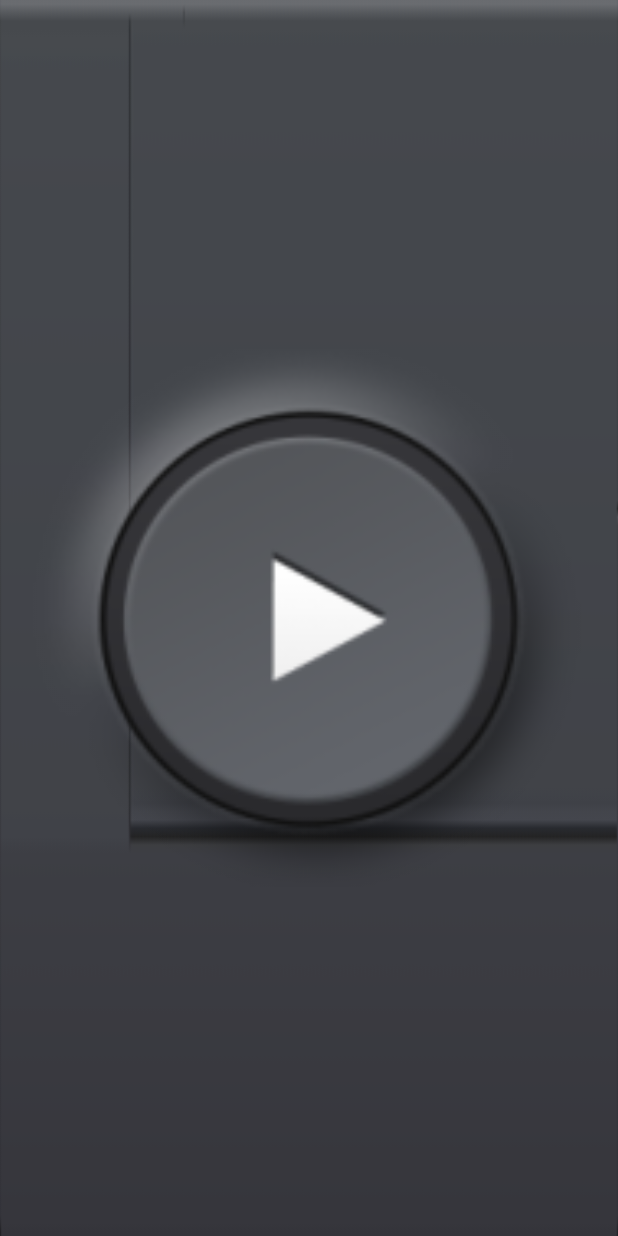
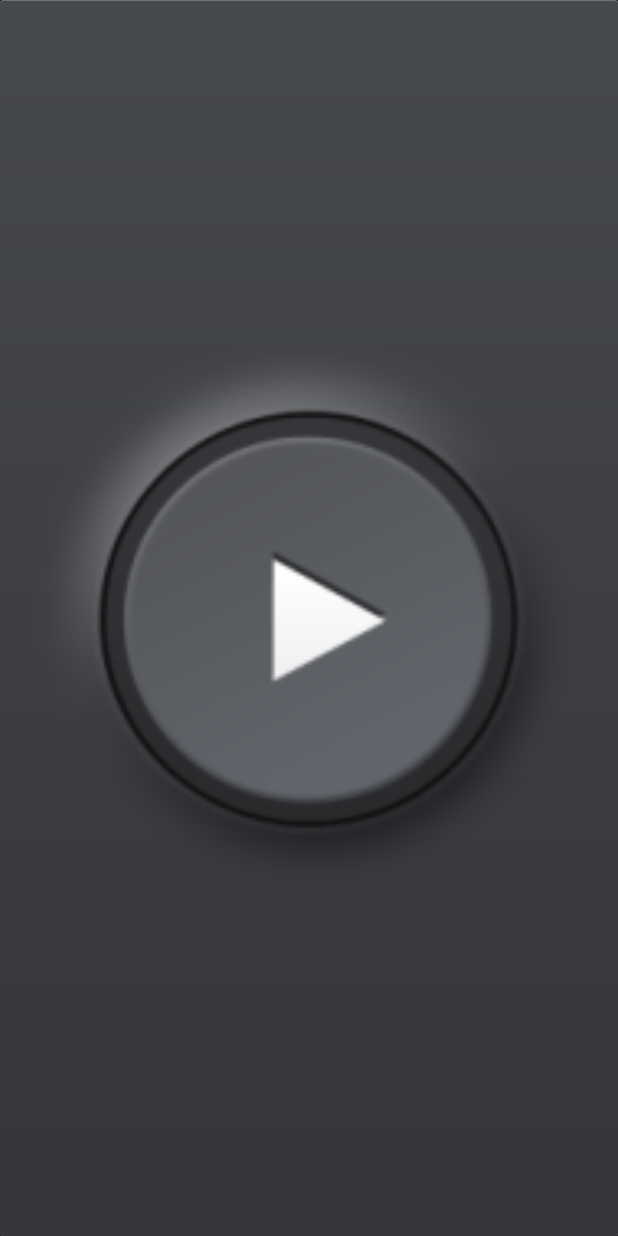
Before and after one commit to id0ntknowbr0/music-player-touchwiz, an Android app built with Jetpack Compose: the layout widget_play_pause.xml on its own in the app's theme, with its tools: preview values and no code run, on a phone screen of 412 x 824 dp. Run offline under Robolectric (Android 15) with nearby library versions, the phone set to English and light mode, and no system bars.

Commit message:
README: screenshots and the full feature list; plain background for new widgets
- Screenshots rendered off-device by ShowcaseScreens with a made-up demo
  library (invented songs and artists, generated cover art), saved in
  docs/screenshots.
- README lists the features added in 4.2.
- The 4x2 and 1x1 widgets use a plain version of the TouchWiz widget
  background; tw_w_bg has the 4x1 layout's dividers drawn into it.
- Optional starting state (tab, lyrics panel, Music Square selection)
  for the screens, used by the screenshots.

Co-Authored-By: Claude Opus 5.5 <noreply@anthropic.com>

```diff
--- a/app/src/main/java/dev/s4music/player/ui/NowPlaying.kt
+++ b/app/src/main/java/dev/s4music/player/ui/NowPlaying.kt
@@ -103,13 +103,13 @@ private val TimeBlue = Color(0xFF2D9BF0)
 
 /** Full-screen player, laid out like the TouchWiz Nature UX player. */
 @Composable
-fun NowPlayingScreen(ps: PlayerUiState, library: Library, onClose: () -> Unit) {
+fun NowPlayingScreen(ps: PlayerUiState, library: Library, onClose: () -> Unit, startWithLyrics: Boolean = false) {
     val ui = LocalUi.current
     val vm = ui.player
     val context = LocalContext.current
     val audio = remember { context.getSystemService(AudioManager::class.java) }
     val song = ps.currentSongId?.let { library.byId[it] }
-    var panel by rememberSaveable { mutableStateOf(Panel.Art) }
+    var panel by rememberSaveable { mutableStateOf(if (startWithLyrics) Panel.Lyrics else Panel.Art) }
     val ab by PlaybackBridge.abRepeat.collectAsState()
     val sleepAt by PlaybackBridge.sleepAtElapsed.collectAsState()
     val sleepAfterCurrent by PlaybackBridge.sleepAfterCurrent.collectAsState()
--- /dev/null
+++ b/app/src/main/res/drawable/w_bg_plain.xml
@@ -0,0 +1,21 @@
+<?xml version="1.0" encoding="utf-8"?>
+<!-- The TouchWiz widget background (tw_w_bg) without the 4x1 layout's built-in dividers,
+     for the 4x2 and 1x1 widgets. Colours sampled from tw_w_bg. -->
+<layer-list xmlns:android="http://schemas.android.com/apk/res/android">
+    <item>
+        <shape android:shape="rectangle">
+            <solid android:color="#FF707377" />
+            <corners android:radius="2dp" />
+        </shape>
+    </item>
+    <item android:top="1dp">
+        <shape android:shape="rectangle">
+            <gradient
+                android:angle="270"
+                android:endColor="#FF35353B"
+                android:startColor="#FF46494D"
+                android:type="linear" />
+            <corners android:radius="2dp" />
+        </shape>
+    </item>
+</layer-list>
--- a/app/src/main/res/layout/widget_play_pause.xml
+++ b/app/src/main/res/layout/widget_play_pause.xml
@@ -4,7 +4,7 @@
     android:id="@+id/widget_root"
     android:layout_width="match_parent"
     android:layout_height="match_parent"
-    android:background="@drawable/tw_w_bg"
+    android:background="@drawable/w_bg_plain"
     android:padding="4dp">
 
     <ImageButton
--- a/app/src/main/res/layout/widget_player_large.xml
+++ b/app/src/main/res/layout/widget_player_large.xml
@@ -4,7 +4,7 @@
     android:id="@+id/widget_root"
     android:layout_width="match_parent"
     android:layout_height="match_parent"
-    android:background="@drawable/tw_w_bg"
+    android:background="@drawable/w_bg_plain"
     android:baselineAligned="false"
     android:orientation="vertical"
     android:padding="8dp">
```
Also changed, not shown: app/src/main/java/dev/s4music/player/ui/LibraryScreens.kt (+9 -3 lines), app/src/main/java/dev/s4music/player/ui/MusicSquare.kt (+7 -2 lines), 10 other files.
